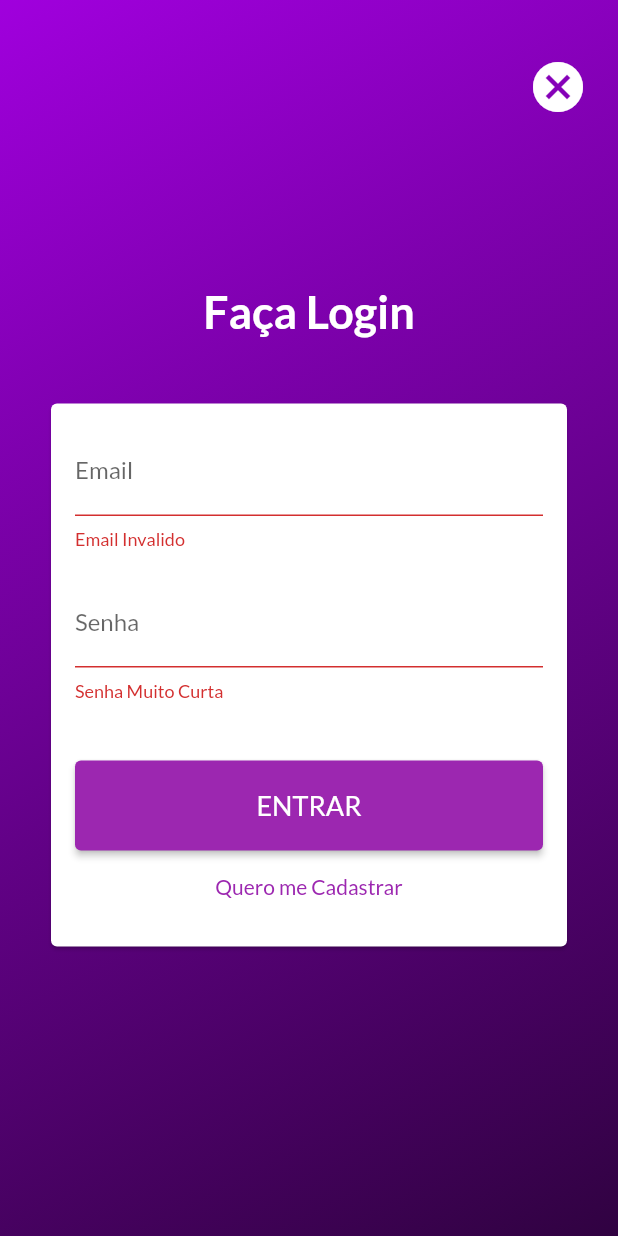
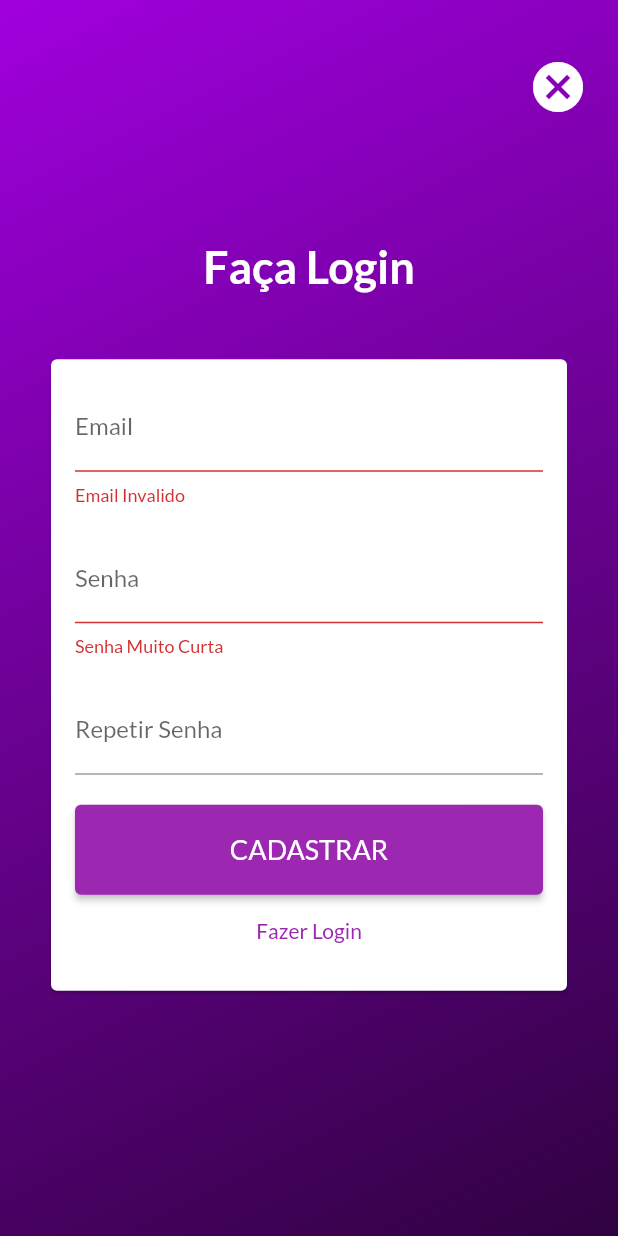
Before and after one commit to RenanLedo/Loja-completa, a Flutter app: the LoginPage screen opened by its route, after a tap on "ENTRAR", after a tap on "Quero me Cadastrar", on a phone screen of 412 x 824 dp. Run offline on Flutter 3.47's test engine with Material 2 defaults, Android fonts, the phone set to English and light mode, and no system bars; network calls fail.

Commit message:
login, cadastro e recuperação do token

```diff
--- a/lib/components/product_tile-item.dart
+++ b/lib/components/product_tile-item.dart
@@ -1,4 +1,5 @@
 import 'package:flutter/material.dart';
+import 'package:loja_completa/models/auth.dart';
 import 'package:loja_completa/models/cart.dart';
 import 'package:loja_completa/models/product.dart';
 import 'package:loja_completa/utils/app_routes.dart';
@@ -8,7 +9,8 @@ class ProductTileItem extends StatelessWidget {
   @override
   Widget build(BuildContext context) {
     final product = Provider.of<Product>(context, listen: false);
-    final cart = Provider.of<Cart>(context);
+    final cart = Provider.of<Cart>(context, listen: false);
+    final auth = Provider.of<Auth>(context, listen: false);
 
     return ClipRRect(
       borderRadius: BorderRadius.circular(10),
@@ -51,7 +53,7 @@ class ProductTileItem extends StatelessWidget {
             leading: Consumer<Product>(
               builder: (ctx, product, _) => IconButton(
                 onPressed: () {
-                  product.togglefavorite();
+                  product.togglefavorite(auth.token ?? '');
                 },
                 icon: Icon(
                   product.isFavorite ? Icons.favorite : Icons.favorite_border,
--- /dev/null
+++ b/lib/exceptions/auth_exception.dart
@@ -0,0 +1,20 @@
+class AuthException implements Exception {
+  static const Map<String, String> errors = {
+    'EMAIL_EXISTS': 'E-mail já cadastrado.',
+    'OPERATION_NOT_ALLOWED': 'Operação não permitida!',
+    'TOO_MANY_ATTEMPTS_TRY_LATER':
+        'Acesso bloqueado temporariamente. Tente mais tarde.',
+    'EMAIL_NOT_FOUND': 'E-mail não encontrado.',
+    'INVALID_PASSWORD': 'Senha informada não confere.',
+    'USER_DISABLED': 'A conta do usuário foi desabilitada.',
+  };
+
+  final String key;
+
+  AuthException(this.key);
+
+  @override
+  String toString() {
+    return errors[key] ?? 'Ocorreu um erro no processo de autenticação.';
+  }
+}
--- a/lib/models/product.dart
+++ b/lib/models/product.dart
@@ -26,11 +26,11 @@ class Product extends ChangeNotifier {
     notifyListeners();
   }
 
-  Future<void> togglefavorite() async {
+  Future<void> togglefavorite(String token) async {
     try {
       _togglefavorite();
       final response =
-          await http.patch(Uri.parse('${Constantes.PRODUCT_BASE_URL}/$id.json'),
+          await http.patch(Uri.parse('${Constantes.PRODUCT_BASE_URL}/$id.json?auth=$token'),
               body: jsonEncode({
                 'isFavorite': isFavorite,
               }));
--- a/lib/pages/login_page.dart
+++ b/lib/pages/login_page.dart
@@ -1,5 +1,8 @@
 import 'package:flutter/material.dart';
+import 'package:loja_completa/exceptions/auth_exception.dart';
+import 'package:loja_completa/models/auth.dart';
 import 'package:loja_completa/utils/app_routes.dart';
+import 'package:provider/provider.dart';
 
 enum AuthModo {
   Login,
@@ -24,22 +27,70 @@ class _LoginPageState extends State<LoginPage> {
     'senha': '',
   };
   final senhaEC = TextEditingController();
-  _submit() {
+
+  void _switchAuthMode() {
+    setState(() {
+      if (_isLogin()) {
+        _authModo = AuthModo.Cadastro;
+      } else {
+        _authModo = AuthModo.Login;
+      }
+    });
+  }
+
+  void _showErrorDialog(String msg) {
+    showDialog(
+      context: context,
+      builder: (ctx) => AlertDialog(
+        title: Text(
+          'Ocorreu um Erro',
+          style: TextStyle(color: Colors.black),
+        ),
+        content: Text(
+          msg,
+          style: TextStyle(color: Colors.black),
+        ),
+        actions: [
+          TextButton(
+            onPressed: () => Navigator.of(context).pop(),
+            child: Text('Fechar'),
+          ),
+        ],
+      ),
+    );
+  }
+
+  Future<void> _submit() async {
     final isValido = formKey.currentState?.validate() ?? false;
 
-    if(!isValido){
+    if (!isValido) {
       return;
     }
 
     setState(() => _isLoading = true);
 
-formKey.currentState?.save();
+    formKey.currentState?.save();
 
-if(_isLogin()){
+    final auth = Provider.of<Auth>(context, listen: false);
 
-}else{
-
-}
+    try {
+      if (_isLogin()) {
+        await auth.login(authData['email']!, authData['senha']!).then((value) {
+          Navigator.of(context).pushReplacementNamed(AppRoutes.HOME);
+        });
+      } else {
+        await auth
+            .cadastro(authData['email']!, authData['senha']!)
+            .then((value) {
+          Navigator.of(context).pushReplacementNamed(AppRoutes.HOME);
+        });
+      }
+    } on AuthException catch (error) {
+      _showErrorDialog(error.toString());
+    } catch (e) {
+      _showErrorDialog(
+          'Ocorreu um erro inesperado, tente novamente mais tarde.');
+    }
 
     setState(() => _isLoading = true);
   }
@@ -160,7 +211,7 @@ if(_isLogin()){
                                           )),
                               ),
                               TextButton(
-                                  onPressed: () {},
+                                  onPressed: _switchAuthMode,
                                   child: Text(_isLogin()
                                       ? 'Quero me Cadastrar'
                                       : 'Fazer Login')),
--- a/lib/utils/constantes.dart
+++ b/lib/utils/constantes.dart
@@ -2,4 +2,6 @@
 class Constantes {
   static const PRODUCT_BASE_URL = 'https://loja-cod3r-ec2df-default-rtdb.firebaseio.com/product';
   static const ORDER_BASE_URL = 'https://loja-cod3r-ec2df-default-rtdb.firebaseio.com/order';
+  static const URL_CADASTRO = 'https://identitytoolkit.googleapis.com/v1/accounts:signUp?key=AIzaSyDduS-k5WbkY5WsFBYnhPT3XThCD-P6Xzw';
+  static const URL_LOGIN = 'https://identitytoolkit.googleapis.com/v1/accounts:signInWithPassword?key=AIzaSyDduS-k5WbkY5WsFBYnhPT3XThCD-P6Xzw';
 }
```
Also changed, not shown: lib/main.dart (+14 -4 lines), lib/models/auth.dart (added, +76 -0 lines), lib/models/order_list.dart (+10 -7 lines), lib/models/product_list.dart (+11 -7 lines).
